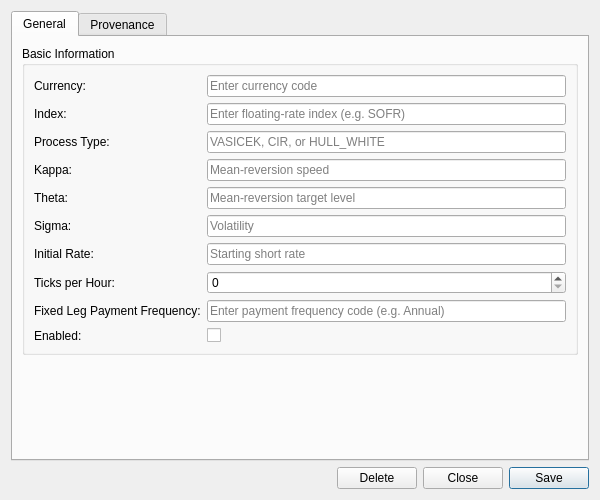
The window that projects/ores.qt/synthetic/ui/IrCurveGenerationConfigDetailDialog.ui (OreStudio/OreStudio) describes before a commit, drawn with Qt 5.
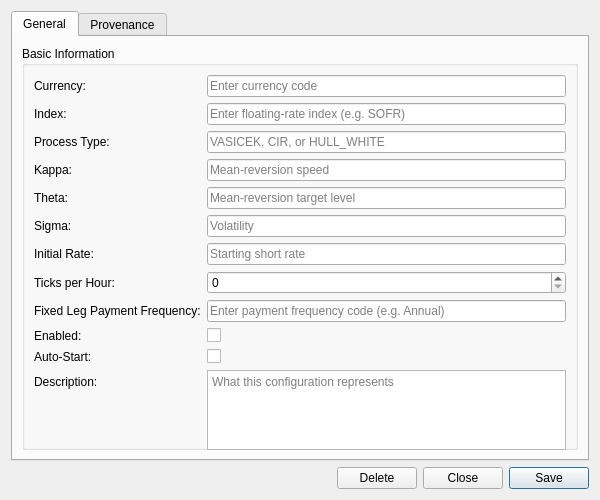
The same window after the commit. Custom widgets are drawn as their Qt base class.

Commit message: [synthetic,qt,sql] Add auto_start and description to ir_curve_generation_config

```diff
--- a/projects/ores.qt/synthetic/ui/IrCurveGenerationConfigDetailDialog.ui
+++ b/projects/ores.qt/synthetic/ui/IrCurveGenerationConfigDetailDialog.ui
@@ -181,6 +181,46 @@
             </property>
            </widget>
           </item>
+          <item row="10" column="0">
+           <widget class="QLabel" name="labelAutoStart">
+            <property name="text">
+             <string>Auto-Start:</string>
+            </property>
+           </widget>
+          </item>
+          <item row="10" column="1">
+           <widget class="QCheckBox" name="autoStartCheck">
+            <property name="text">
+             <string/>
+            </property>
+           </widget>
+          </item>
+          <item row="11" column="0">
+           <widget class="QLabel" name="labelDescription">
+            <property name="text">
+             <string>Description:</string>
+            </property>
+           </widget>
+          </item>
+          <item row="11" column="1">
+           <widget class="QPlainTextEdit" name="descriptionEdit">
+            <property name="minimumSize">
+             <size>
+              <width>0</width>
+              <height>80</height>
+             </size>
+            </property>
+            <property name="maximumSize">
+             <size>
+              <width>16777215</width>
+              <height>150</height>
+             </size>
+            </property>
+            <property name="placeholderText">
+             <string>What this configuration represents</string>
+            </property>
+           </widget>
+          </item>
          </layout>
         </widget>
        </item>
```
The commit also changes 10 other files.
